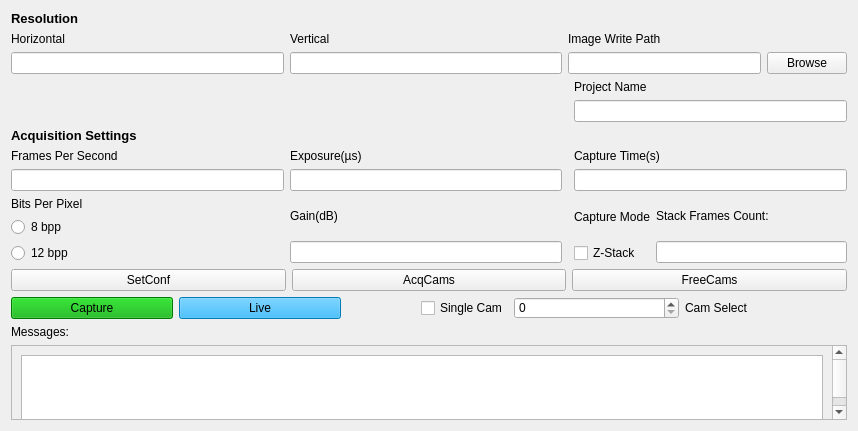
First picture: the form in src/visualizer/Qt/M25_Widget2_logger.ui, repository SaraLab-Group/m25-napari, before the edit.
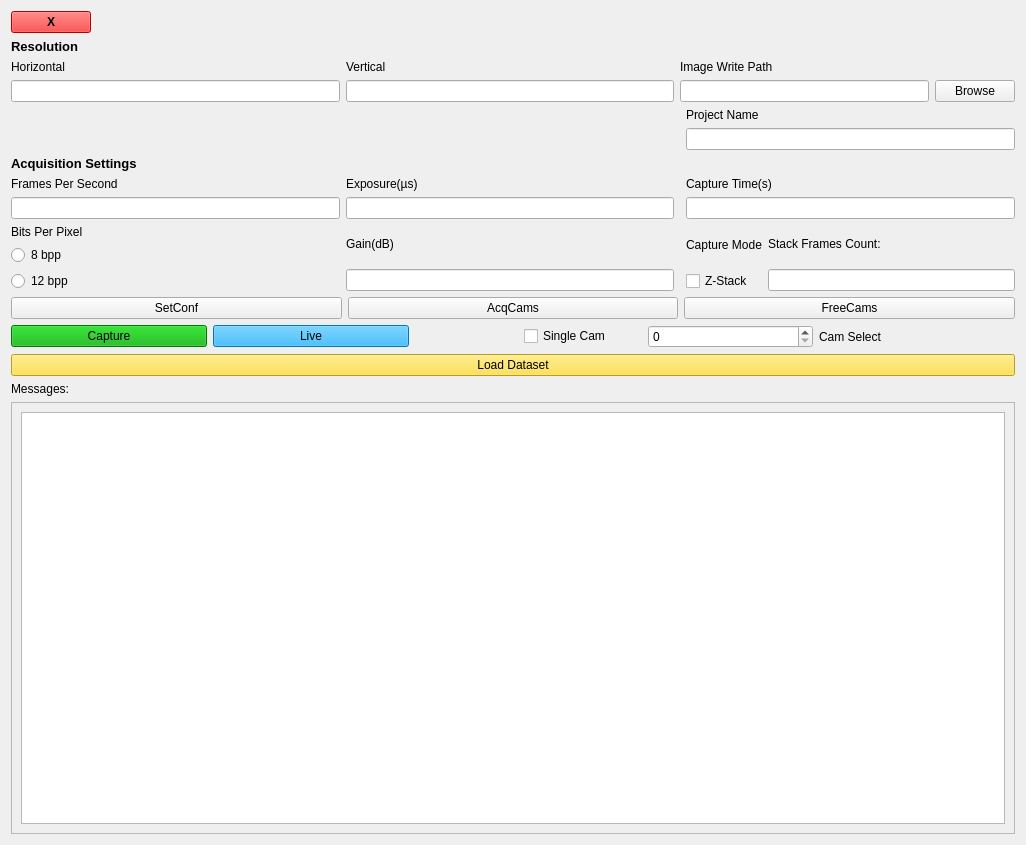
Second picture: the form after the edit.

Commit message: added loading button. Loads any dataset to napari. This button will be used for loading recently acquired dataset.

```diff
--- a/src/visualizer/Qt/M25_Widget2_logger.ui
+++ b/src/visualizer/Qt/M25_Widget2_logger.ui
@@ -6,8 +6,8 @@
    <rect>
     <x>0</x>
     <y>0</y>
-    <width>858</width>
-    <height>431</height>
+    <width>1026</width>
+    <height>845</height>
    </rect>
   </property>
   <property name="maximumSize">
@@ -20,7 +20,7 @@
    <string>Form</string>
   </property>
   <layout class="QGridLayout" name="gridLayout_2">
-   <item row="5" column="3">
+   <item row="6" column="3">
     <layout class="QHBoxLayout" name="horizontalLayout_3">
      <item>
       <widget class="QPushButton" name="CapturePushButton">
@@ -99,40 +99,46 @@
      </item>
     </layout>
    </item>
-   <item row="6" column="3">
-    <layout class="QVBoxLayout" name="verticalLayout_13">
+   <item row="5" column="3">
+    <layout class="QHBoxLayout" name="horizontalLayout">
      <item>
-      <widget class="QLabel" name="MsgLabel">
+      <widget class="QPushButton" name="ConfButton">
        <property name="text">
-        <string>Messages:</string>
+        <string>SetConf</string>
        </property>
       </widget>
      </item>
      <item>
-      <widget class="QScrollArea" name="scrollArea">
-       <property name="widgetResizable">
-        <bool>true</bool>
+      <widget class="QPushButton" name="AcquireCamsButton">
+       <property name="text">
+        <string>AcqCams</string>
        </property>
-       <widget class="QWidget" name="scrollAreaWidgetContents_3">
-        <property name="geometry">
-         <rect>
-          <x>0</x>
-          <y>0</y>
-          <width>819</width>
-          <height>89</height>
-         </rect>
-        </property>
-        <layout class="QVBoxLayout" name="verticalLayout">
-         <item>
-          <widget class="QPlainTextEdit" name="logTextBox"/>
-         </item>
-        </layout>
-       </widget>
+      </widget>
+     </item>
+     <item>
+      <widget class="QPushButton" name="ReleaseCamsButton">
+       <property name="text">
+        <string>FreeCams</string>
+       </property>
       </widget>
      </item>
     </layout>
    </item>
-   <item row="1" column="3" rowspan="3">
+   <item row="1" column="3">
+    <widget class="QLabel" name="ResolutionLabel">
+     <property name="font">
+      <font>
+       <pointsize>10</pointsize>
+       <weight>75</weight>
+       <bold>true</bold>
+      </font>
+     </property>
+     <property name="text">
+      <string>Resolution</string>
+     </property>
+    </widget>
+   </item>
+   <item row="2" column="3" rowspan="3">
     <layout class="QGridLayout" name="gridLayout">
      <item row="3" column="0">
       <layout class="QVBoxLayout" name="verticalLayout_9">
@@ -369,42 +375,98 @@
      </item>
     </layout>
    </item>
-   <item row="4" column="3">
-    <layout class="QHBoxLayout" name="horizontalLayout">
+   <item row="8" column="3">
+    <layout class="QVBoxLayout" name="verticalLayout_13">
      <item>
-      <widget class="QPushButton" name="ConfButton">
+      <widget class="QLabel" name="MsgLabel">
        <property name="text">
-        <string>SetConf</string>
+        <string>Messages:</string>
        </property>
       </widget>
      </item>
      <item>
-      <widget class="QPushButton" name="AcquireCamsButton">
-       <property name="text">
-        <string>AcqCams</string>
+      <widget class="QScrollArea" name="scrollArea">
+       <property name="widgetResizable">
+        <bool>true</bool>
        </property>
-      </widget>
-     </item>
-     <item>
-      <widget class="QPushButton" name="ReleaseCamsButton">
-       <property name="text">
-        <string>FreeCams</string>
-       </property>
+       <widget class="QWidget" name="scrollAreaWidgetContents_3">
+        <property name="geometry">
+         <rect>
+          <x>0</x>
+          <y>0</y>
+          <width>1004</width>
+          <height>423</height>
+         </rect>
+        </property>
+        <layout class="QVBoxLayout" name="verticalLayout">
+         <item>
+          <widget class="QPlainTextEdit" name="logTextBox"/>
+         </item>
+        </layout>
+       </widget>
       </widget>
      </item>
     </layout>
    </item>
    <item row="0" column="3">
-    <widget class="QLabel" name="ResolutionLabel">
-     <property name="font">
-      <font>
-       <pointsize>10</pointsize>
-       <weight>75</weight>
-       <bold>true</bold>
-      </font>
+    <layout class="QGridLayout" name="gridLayout_3">
+     <item row="0" column="1">
+      <spacer name="horizontalSpacer">
+       <property name="orientation">
+        <enum>Qt::Horizontal</enum>
+       </property>
+       <property name="sizeHint" stdset="0">
+        <size>
+         <width>0</width>
+         <height>0</height>
+        </size>
+       </property>
+      </spacer>
+     </item>
+     <item row="0" column="0">
+      <widget class="QPushButton" name="exitBtn">
+       <property name="sizePolicy">
+        <sizepolicy hsizetype="Fixed" vsizetype="Minimum">
+         <horstretch>0</horstretch>
+         <verstretch>0</verstretch>
+        </sizepolicy>
+       </property>
+       <property name="minimumSize">
+        <size>
+         <width>0</width>
+         <height>0</height>
+        </size>
+       </property>
+       <property name="font">
+        <font>
+         <weight>75</weight>
+         <bold>true</bold>
+         <strikeout>false</strikeout>
+        </font>
+       </property>
+       <property name="styleSheet">
+        <string notr="true">background-color: rgb(255, 0, 0);</string>
+       </property>
+       <property name="text">
+        <string>X</string>
+       </property>
+       <property name="iconSize">
+        <size>
+         <width>5</width>
+         <height>5</height>
+        </size>
+       </property>
+      </widget>
+     </item>
+    </layout>
+   </item>
+   <item row="7" column="3">
+    <widget class="QPushButton" name="loadBtn">
+     <property name="styleSheet">
+      <string notr="true">background-color: rgb(255, 220, 42);</string>
      </property>
      <property name="text">
-      <string>Resolution</string>
+      <string>Load Dataset</string>
      </property>
     </widget>
    </item>
```
Left out of the diff: 258 changed lines with no effect on the pictures. The commit also changes 3 other files.
